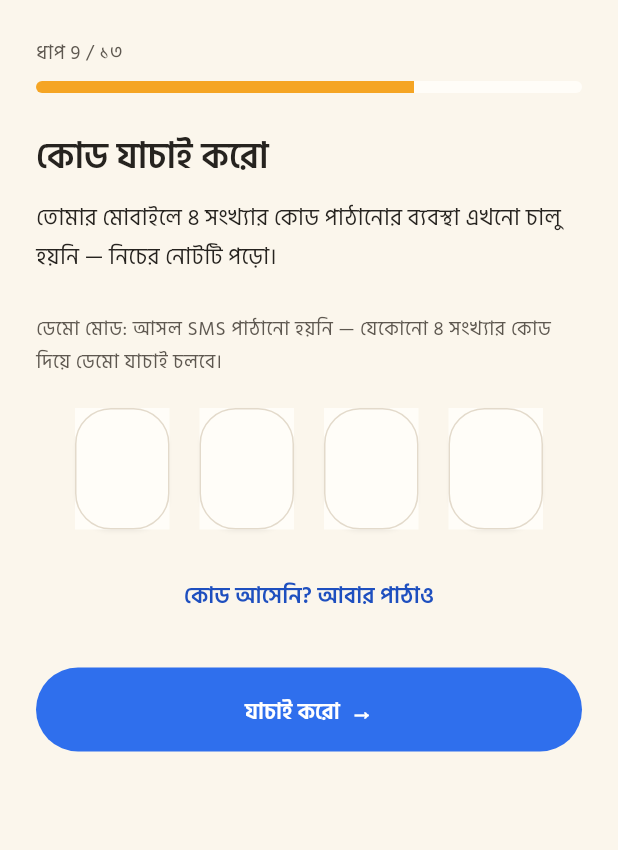
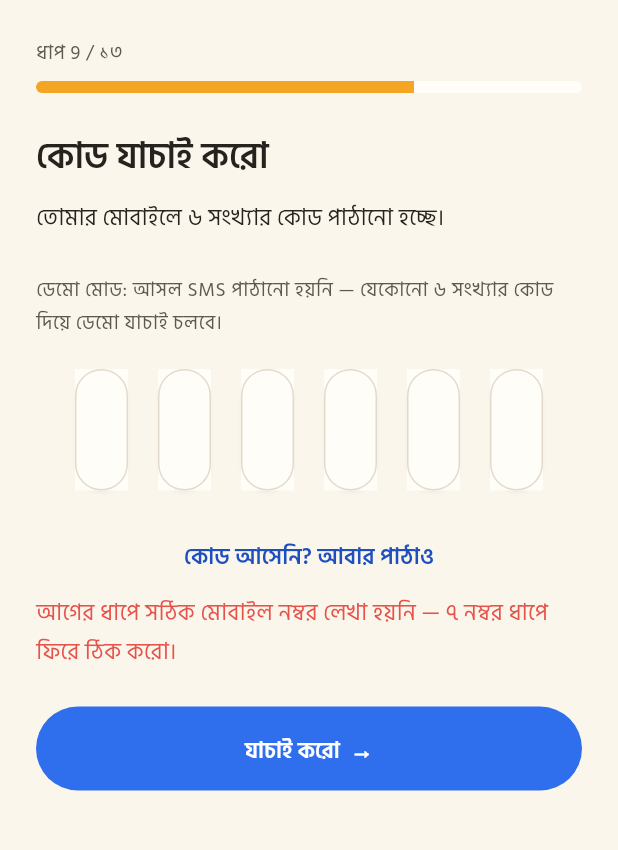
Before and after one commit to shojibahmed24/yes-sir-ai-app, a Flutter app: the Step09Otp screen opened by its route, on a phone screen of 412 x 824 dp, the part 60-910 px from its top. Run offline on Flutter 3.47's test engine with Material 3 defaults, Android fonts, the phone set to English and light mode, and no system bars; our stand-ins replace connectivity_plus, flutter_riverpod, go_router, image_picker, in_app_purchase, package_info_plus and 2 more; missing offline and left inert: flutter_math_fork; accounts and stored records are empty.

Commit message:
P9: real phone OTP via httpSMS Edge function (6-digit, limits), real book page text from live OCR chunks, OTP login entry removed

```diff
--- a/lib/features/registration/steps/step09_otp.dart
+++ b/lib/features/registration/steps/step09_otp.dart
@@ -1,16 +1,19 @@
 // Route: /register/otp (Step 9/13)
-// Honest DEMO OTP: real SMS OTP is not configured (Supabase Phone
-// Auth provider pending), so the screen says so in DEMO mode and any
-// 4 digits complete locally. In real mode resend says plainly that
-// SMS is not enabled; the code is still recorded and Step 12 is the
-// real save gate, never a fake verification claim.
+// Real phone verification: the `phone-otp` Edge Function sends a
+// 6-digit code through the owner's httpSMS gateway (the app never
+// holds the key). Only the code's hash is stored server-side, with a
+// 5-minute expiry, a 60s resend cooldown and 5 wrong guesses max.
+// DEMO mode (no backend configured) keeps the labelled local check so
+// the flow still works offline, never silently pretending an SMS went
+// out.
 import 'dart:async';
 import 'package:flutter/material.dart';
 import 'package:go_router/go_router.dart';
+import '../../../core/services/auth_phone_service.dart';
 import '../../../core/services/auth_service.dart';
 import '../../../l10n/language_provider.dart';
+import '../../../l10n/pages/reg_step09_strings.dart';
 import '../../../theme/app_theme.dart';
-import '../../../l10n/pages/reg_step09_strings.dart';
 import '../registration_data.dart';
 import '../widgets/reg_scaffold.dart';
 import '../widgets/reg_widgets.dart';
@@ -25,14 +28,22 @@ class Step09Otp extends StatefulWidget {
 }
 
 class _Step09OtpState extends State<Step09Otp> with RegLangMixin {
-  final _boxes = List.generate(4, (_) => TextEditingController());
+  final _boxes = List.generate(6, (_) => TextEditingController());
   String? _error;
-  // Phase 17 (L6): resend cooldown — the old button showed only a
-  // snackbar and could be tapped endlessly. 30 s between resends;
-  // the button shows the countdown and is disabled while it runs.
-  // (No real SMS is sent in either mode — see the notes above.)
+  bool _busy = false;
+  bool _sent = false;
   int _cooldown = 0;
   Timer? _cooldownTimer;
+
+  Map<String, String> get _s => isBangla ? regStep09Bn : regStep09En;
+
+  @override
+  void initState() {
+    super.initState();
+    // Send the first code after the first frame (no setState during
+    // initState, and the phone is already saved by step 7).
+    WidgetsBinding.instance.addPostFrameCallback((_) => _send());
+  }
 
   @override
   void dispose() {
@@ -43,8 +54,7 @@ class _Step09OtpState extends State<Step09Otp> with RegLangMixin {
     super.dispose();
   }
 
-  void _resend(Map<String, String> s) {
-    if (_cooldown > 0) return;
+  void _startCooldown() {
     setState(() => _cooldown = 30);
     _cooldownTimer?.cancel();
     _cooldownTimer = Timer.periodic(const Duration(seconds: 1), (t) {
@@ -59,22 +69,67 @@ class _Step09OtpState extends State<Step09Otp> with RegLangMixin {
         setState(() => _cooldown--);
       }
     });
-    ScaffoldMessenger.of(context).showSnackBar(
-      SnackBar(content: Text(authService.isDemo
-          ? s['demoResend']!
-          : s['phoneNotConfigured']!)),
-    );
   }
 
-  void _next() {
-    final code = _boxes.map((c) => c.text).join();
-    if (code.length != 4) {
-      setState(() => _error =
-          (isBangla ? regStep09Bn : regStep09En)['error']);
+  Future<void> _send() async {
+    if (_busy || _cooldown > 0) return;
+    final s = _s;
+    final phone = toE164Bd(registrationDataNotifier.value.phone);
+    if (phone.isEmpty) {
+      setState(() => _error = s['phoneMissing']);
       return;
     }
-    updateRegistration(
-        registrationDataNotifier.value.copyWith(otp: code));
+    setState(() {
+      _busy = true;
+      _error = null;
+    });
+    final res = await authPhoneService.sendPhoneOtp(phone, purpose: 'register');
+    if (!mounted) return;
+    setState(() => _busy = false);
+    if (res.ok) {
+      setState(() => _sent = true);
+      _startCooldown();
+      if (authService.isDemo) {
+        ScaffoldMessenger.of(
+          context,
+        ).showSnackBar(SnackBar(content: Text(s['demoResend']!)));
+      }
+      return;
+    }
+    setState(() => _error = phoneOtpErrorLabel(res.error, s));
+  }
+
+  Future<void> _next() async {
+    final s = _s;
+    final code = _boxes.map((c) => c.text).join();
+    if (code.length != 6) {
+      setState(() => _error = s['error']);
+      return;
+    }
+    final phone = toE164Bd(registrationDataNotifier.value.phone);
+    if (phone.isEmpty) {
+      setState(() => _error = s['phoneMissing']);
+      return;
+    }
+    setState(() {
+      _busy = true;
+      _error = null;
+    });
+    final res = await authPhoneService.verifyPhoneOtp(
+      phone,
+      code,
+      purpose: 'register',
+    );
+    if (!mounted) return;
+    setState(() => _busy = false);
+    if (!res.ok) {
+      setState(() => _error = phoneOtpErrorLabel(res.error, s));
+      for (final c in _boxes) {
+        c.clear();
+      }
+      return;
+    }
+    updateRegistration(registrationDataNotifier.value.copyWith(otp: code));
     if (widget.onNext != null) {
       widget.onNext!();
     } else {
@@ -84,37 +139,46 @@ class _Step09OtpState extends State<Step09Otp> with RegLangMixin {
 
   @override
   Widget build(BuildContext context) {
-    final s = isBangla ? regStep09Bn : regStep09En;
+    final s = _s;
     return RegScaffold(
       step: 9,
       title: s['title']!,
       subtitle: s['subtitle']!,
       nextLabel: s['next']!,
-      onNext: _next,
+      onNext: _busy ? null : _next,
       onBack: widget.onBack,
       child: Column(
         children: [
           Text(
-              authService.isDemo
-                  ? s['demoNote']!
-                  : s['phoneNotConfigured']!,
-              style: Theme.of(context).textTheme.bodySmall),
+            !_sent && authService.isDemo
+                ? s['demoNote']!
+                : (_sent ? s['codeSent']! : s['sending']!),
+            style: Theme.of(context).textTheme.bodySmall,
+          ),
           const SizedBox(height: 16),
           OtpField(controllers: _boxes),
           const SizedBox(height: 16),
           Center(
-            child: TextButton(
-              onPressed: _cooldown > 0 ? null : () => _resend(s),
-              child: Text(_cooldown > 0
-                  ? s['resendWait']!.replaceFirst('{n}', '$_cooldown')
-                  : s['resend']!),
-            ),
+            child: _busy
+                ? const Padding(
+                    padding: EdgeInsets.all(8),
+                    child: SizedBox(
+                      width: 18,
+                      height: 18,
+                      child: CircularProgressIndicator(strokeWidth: 2),
+                    ),
+                  )
+                : TextButton(
+                    onPressed: _cooldown > 0 ? null : _send,
+                    child: Text(
+                      _cooldown > 0
+                          ? s['resendWait']!.replaceFirst('{n}', '$_cooldown')
+                          : s['resend']!,
+                    ),
+                  ),
           ),
           if (_error != null)
-            Text(_error!,
-                style: TextStyle(
-                    color: AppTheme.errorTextFor(Theme.of(context).brightness == Brightness.dark),
-                    fontWeight: FontWeight.w600)),
+            Text(_error!, style: const TextStyle(color: AppTheme.error)),
         ],
       ),
     );
--- a/lib/features/registration/widgets/reg_widgets.dart
+++ b/lib/features/registration/widgets/reg_widgets.dart
@@ -76,16 +76,17 @@ class _RegTextFieldState extends State<RegTextField> {
             decoration: InputDecoration(
               hintText: widget.hint,
               border: InputBorder.none,
-              contentPadding:
-                  const EdgeInsets.symmetric(horizontal: 20, vertical: 16),
+              contentPadding: const EdgeInsets.symmetric(
+                horizontal: 20,
+                vertical: 16,
+              ),
               counterText: '',
               suffixIcon: widget.showObscureToggle
                   ? IconButton(
-                      icon: Icon(_obscured
-                          ? Icons.visibility_off
-                          : Icons.visibility),
-                      onPressed: () =>
-                          setState(() => _obscured = !_obscured),
+                      icon: Icon(
+                        _obscured ? Icons.visibility_off : Icons.visibility,
+                      ),
+                      onPressed: () => setState(() => _obscured = !_obscured),
                     )
                   : null,
             ),
@@ -135,12 +136,10 @@ class OptionCard extends StatelessWidget {
             children: [
               Text(emoji, style: const TextStyle(fontSize: 28)),
               const SizedBox(height: 12),
-              Text(title,
-                  style: Theme.of(context).textTheme.headlineMedium),
+              Text(title, style: Theme.of(context).textTheme.headlineMedium),
               if (subtitle.isNotEmpty) ...[
                 const SizedBox(height: 4),
-                Text(subtitle,
-                    style: Theme.of(context).textTheme.bodySmall),
+                Text(subtitle, style: Theme.of(context).textTheme.bodySmall),
               ],
             ],
           ),
@@ -165,7 +164,7 @@ class OtpField extends StatelessWidget {
         constraints: const BoxConstraints(maxWidth: 320),
         child: Row(
           children: [
-            for (int i = 0; i < 4; i++) ...[
+            for (int i = 0; i < controllers.length; i++) ...[
               if (i > 0) const SizedBox(width: 12),
               Expanded(
                 child: Card(
@@ -176,7 +175,9 @@ class OtpField extends StatelessWidget {
                     maxLength: 1,
                     textAlign: TextAlign.center,
                     style: const TextStyle(
-                        fontSize: 28, fontWeight: FontWeight.w700),
+                      fontSize: 28,
+                      fontWeight: FontWeight.w700,
+                    ),
                     decoration: const InputDecoration(
                       border: InputBorder.none,
                       counterText: '',
--- a/lib/l10n/pages/reg_step09_strings.dart
+++ b/lib/l10n/pages/reg_step09_strings.dart
@@ -1,29 +1,49 @@
-// Registration Step 9 - OTP strings (bn + en, written together).
+// Registration Step 9 - phone OTP strings (bn + en, written together).
+// The code is SIX digits and really sent through the phone-otp Edge
+// function; DEMO mode keeps the labelled local check only.
 const Map<String, String> regStep09Bn = {
   'title': 'কোড যাচাই করো',
-  'subtitle':
-      'তোমার মোবাইলে ৪ সংখ্যার কোড পাঠানোর ব্যবস্থা এখনো চালু হয়নি — নিচের নোটটি পড়ো।',
+  'subtitle': 'তোমার মোবাইলে ৬ সংখ্যার কোড পাঠানো হচ্ছে।',
   'next': 'যাচাই করো  →',
   'resend': 'কোড আসেনি? আবার পাঠাও',
   'demoNote':
-      'ডেমো মোড: আসল SMS পাঠানো হয়নি — যেকোনো ৪ সংখ্যার কোড দিয়ে ডেমো যাচাই চলবে।',
+      'ডেমো মোড: আসল SMS পাঠানো হয়নি — যেকোনো ৬ সংখ্যার কোড দিয়ে ডেমো যাচাই চলবে।',
   'demoResend': 'ডেমো মোড: আসল SMS পাঠানো হয়নি।',
+  'codeSent': 'কোড পাঠানো হয়েছে — ৫ মিনিটের মধ্যে লেখো।',
+  'sending': 'কোড পাঠানো হচ্ছে…',
   'resendWait': 'আবার পাঠাতে {n} সেকেন্ড অপেক্ষা করো',
-  'phoneNotConfigured':
-      'আসল SMS OTP এখনো চালু হয়নি — Supabase Phone Auth সেটআপ বাকি।',
-  'error': '৪ সংখ্যার কোড লেখো',
+  'phoneNotConfigured': 'আসল SMS OTP এখনো চালু হয়নি।',
+  'phoneMissing':
+      'আগের ধাপে সঠিক মোবাইল নম্বর লেখা হয়নি — ৭ নম্বর ধাপে ফিরে ঠিক করো।',
+  'error': '৬ সংখ্যার কোড লেখো',
+  'errWrong': 'কোডটি মেলেনি — আবার লেখো',
+  'errExpired': 'কোডের সময় শেষ — আবার পাঠাও',
+  'errTooMany': 'অনেকবার ভুল হয়েছে — আবার নতুন কোড নাও',
+  'errCooldown': 'একটু অপেক্ষা করো, তারপর আবার পাঠাও',
+  'errDaily': 'আজকের সীমা শেষ — কাল আবার চেষ্টা করো',
+  'errSms': 'SMS পাঠানো যায়নি — একটু পরে আবার চেষ্টা করো',
+  'errNetwork': 'ইন্টারনেট সংযোগ পাওয়া যায়নি — আবার চেষ্টা করো',
 };
 const Map<String, String> regStep09En = {
   'title': 'Verify the code',
-  'subtitle':
-      'Sending a real SMS code is not enabled yet — read the note below.',
+  'subtitle': 'A 6-digit code is being sent to your mobile.',
   'next': 'Verify  →',
   'resend': 'No code yet? Send again',
   'demoNote':
-      'DEMO mode: no real SMS was sent — any 4-digit code completes the DEMO check.',
+      'DEMO mode: no real SMS was sent — any 6-digit code completes the DEMO check.',
   'demoResend': 'DEMO mode: no real SMS was sent.',
+  'codeSent': 'Code sent — enter it within 5 minutes.',
+  'sending': 'Sending the code…',
   'resendWait': 'Wait {n} seconds before sending again',
-  'phoneNotConfigured':
-      'Real SMS OTP is not enabled yet — Supabase Phone Auth setup is still pending.',
-  'error': 'Please write the 4-digit code',
+  'phoneNotConfigured': 'Real SMS OTP is not enabled yet.',
+  'phoneMissing':
+      'No valid mobile number from the earlier step — go back to step 7 and fix it.',
+  'error': 'Please write the 6-digit code',
+  'errWrong': 'The code did not match — try again',
+  'errExpired': 'The code expired — send a new one',
+  'errTooMany': 'Too many wrong tries — request a new code',
+  'errCooldown': 'Please wait a moment, then resend',
+  'errDaily': 'Today\'s limit is used up — try again tomorrow',
+  'errSms': 'The SMS could not be sent — try again shortly',
+  'errNetwork': 'No internet connection — try again',
 };
```
Also changed, not shown: lib/core/services/app_config.dart (+39 -22 lines), lib/core/services/auth_phone_service.dart (+119 -37 lines), lib/core/services/page_text_service.dart (added, +24 -0 lines), lib/features/auth/login_screen.dart (+4 -4 lines), lib/features/books/book_page_viewer_screen.dart (+45 -8 lines), lib/l10n/pages/book_page_viewer_strings.dart (+16 -4 lines), 3 other files.
